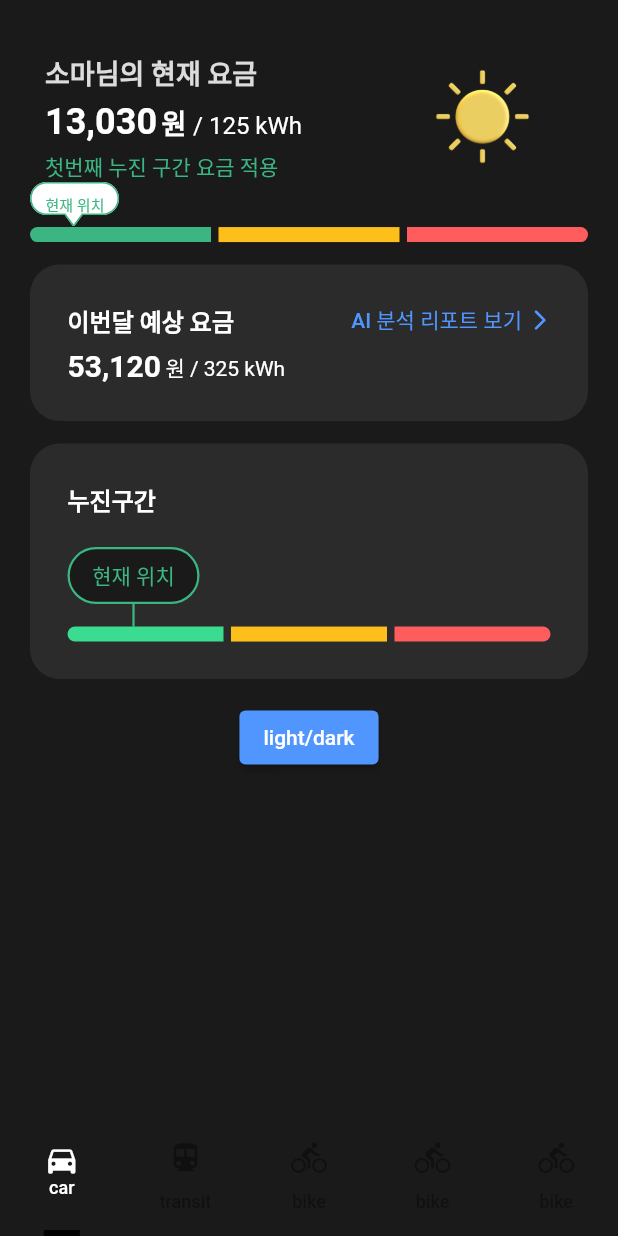
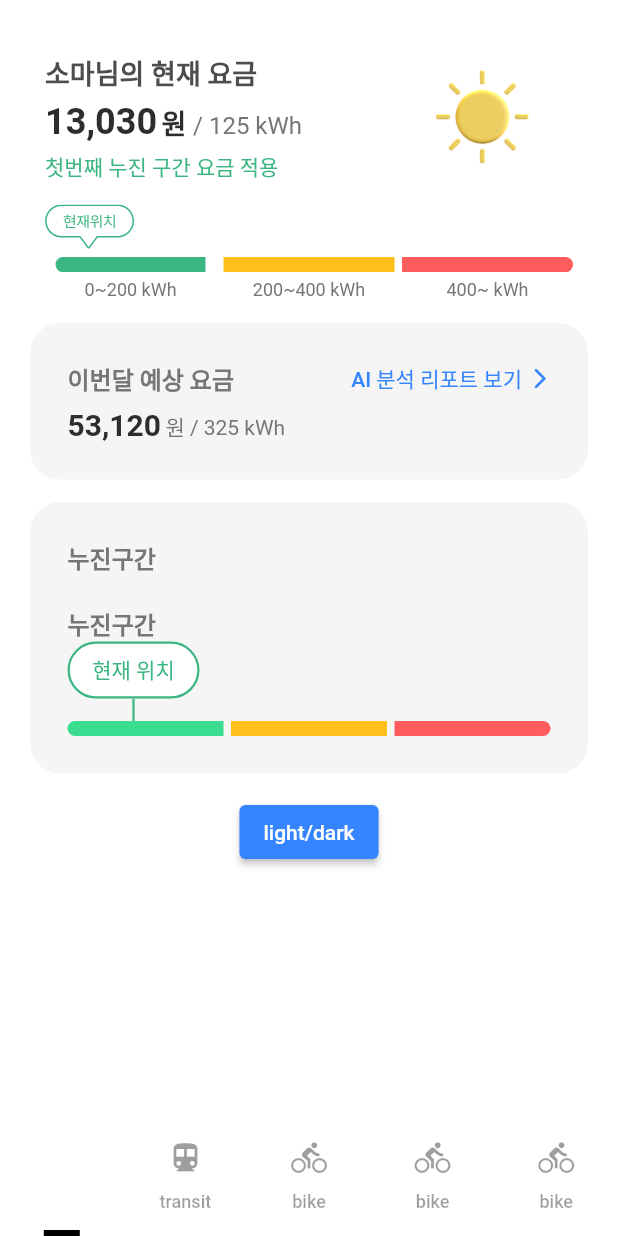
Before and after one commit to dodo849/SmartEletricAppFrontEnd, a Flutter app: the screen it shows after launch, after a tap on "light/dark", on a phone screen of 412 x 824 dp. Run offline on Flutter 3.47's test engine with Material 2 defaults, Android fonts, the light colour scheme and no system bars; our stand-ins replace flutter_svg, get, shared_preferences; Roboto replaces fonts that are missing (Pretendard).

Commit message:
[Feat] Theme State를 ViewModel로 분리

```diff
--- a/smart_electric_application/lib/main.dart
+++ b/smart_electric_application/lib/main.dart
@@ -1,12 +1,11 @@
 import 'package:flutter/material.dart';
 import 'package:get/get.dart';
 import 'package:smart_electric_application/src/view/page/MyHome.dart';
-import 'package:smart_electric_application/src/theme/Themes.dart';
+import 'package:smart_electric_application/src/view/theme/Themes.dart';
 
 void main() {
   runApp(const MyApp());
 }
-
 
 
 class MyApp extends StatelessWidget{
--- a/smart_electric_application/lib/src/view/component/ProgressiveIntervalBar.dart
+++ b/smart_electric_application/lib/src/view/component/ProgressiveIntervalBar.dart
@@ -8,33 +8,20 @@ class ProgressiveIntervalBar extends StatelessWidget {
   @override
   Widget build(BuildContext context) {
     return Container(
-      margin: EdgeInsets.only(left: 20, right: 20),
+      margin: EdgeInsets.only(left: 30, right: 30),
       child: Column(
         children: [
           Row(
             children: [
               // 피커
-              Stack(
-                alignment: Alignment.center,
-
-                children: [
               SvgPicture.asset(
-                    'assets/icons/picker.svg',
+                'assets/icons/picker-current-green-light.svg',
                 // color: context.theme.colorScheme.background,
-                  ),
-                  Positioned(
-                    child: Text(
-                      "현재 위치",
-                      style: TextStyle(
-                          fontWeight: FontWeight.w500,
-                          fontSize: 10,
-                          color: context.theme.colorScheme.tertiaryContainer),
-                    ),
               ),
             ],
           ),
-            ],
-          ),
+
+          SizedBox(height: 5),
 
           // 누진구간 bar
           Row(
@@ -42,27 +29,49 @@ class ProgressiveIntervalBar extends StatelessWidget {
             crossAxisAlignment: CrossAxisAlignment.start,
             children: [
               Expanded(
-                child: Container(
+                child: Column(
+                  children: [
+                    Container(
                         height: 10,
-                    // width: 100,
+                        width: 100,
                         decoration: BoxDecoration(
                             color: context.theme.colorScheme.tertiaryContainer,
                             borderRadius: BorderRadius.only(
                                 topLeft: Radius.circular(10),
                                 bottomLeft: Radius.circular(10)))),
+                    SizedBox(height: 5),
+                    Text("0~200 kWh",
+                        style: TextStyle(
+                          color: context.theme.colorScheme.onSurface,
+                          fontSize: 12,
+                        )),
+                  ],
+                ),
               ),
               SizedBox(width: 5),
               Expanded(
-                child: Container(
+                child: Column(
+                  children: [
+                    Container(
                         height: 10,
                         // width: 100,
                         decoration: BoxDecoration(
                           color: Color(0xFFFFBF1A),
                         )),
+                    SizedBox(height: 5),
+                    Text("200~400 kWh",
+                        style: TextStyle(
+                          color: context.theme.colorScheme.onSurface,
+                          fontSize: 12,
+                        )),
+                  ],
+                ),
               ),
               SizedBox(width: 5),
               Expanded(
-                child: Container(
+                child: Column(
+                  children: [
+                    Container(
                         height: 10,
                         // width: 100,
                         decoration: BoxDecoration(
@@ -70,6 +79,14 @@ class ProgressiveIntervalBar extends StatelessWidget {
                             borderRadius: BorderRadius.only(
                                 topRight: Radius.circular(10),
                                 bottomRight: Radius.circular(10)))),
+                    SizedBox(height: 5),
+                    Text("400~ kWh",
+                        style: TextStyle(
+                          color: context.theme.colorScheme.onSurface,
+                          fontSize: 12,
+                        )),
+                  ],
+                ),
               ),
             ],
           ),
@@ -77,4 +94,14 @@ class ProgressiveIntervalBar extends StatelessWidget {
       ),
     );
   }
+
+  // Widget getCurrentPickerWidget(ko) {
+  //                 if (isLightTheme) {
+  //                   Get.changeThemeMode(ThemeMode.dark);
+  //                   isLightTheme = false;
+  //                 } else {
+  //                   Get.changeThemeMode(ThemeMode.light);
+  //                   isLightTheme = true;
+  //                 }
+  // }
 }
--- a/smart_electric_application/lib/src/view/component/ProgressiveSectionCard.dart
+++ b/smart_electric_application/lib/src/view/component/ProgressiveIntervalCard.dart
@@ -1,8 +1,8 @@
 import 'package:flutter/material.dart';
 import 'package:get/get.dart';
 
-class ProgressiveSectionCard extends StatelessWidget {
-  const ProgressiveSectionCard({Key? key}) : super(key: key);
+class ProgressiveIntervalCard extends StatelessWidget {
+  const ProgressiveIntervalCard({Key? key}) : super(key: key);
 
   @override
   Widget build(BuildContext context) {
@@ -32,13 +32,24 @@ class ProgressiveSectionCard extends StatelessWidget {
 
             SizedBox(height: 20),
 
+            Text(
+              "누진구간",
+              style: TextStyle(
+                fontSize: 16,
+                fontWeight: FontWeight.w600,
+                color: context.theme.colorScheme.onSurface,
+              ),
+            ),
+
             // 현재 누진구간 picker
             Column(
               children: [
                 Container(
                   decoration: BoxDecoration(
                     borderRadius: BorderRadius.circular(20),
-                    border: Border.all(color: context.theme.colorScheme.tertiaryContainer, width: 1.5),
+                    border: Border.all(
+                        color: context.theme.colorScheme.tertiaryContainer,
+                        width: 1.5),
                     color: context.theme.colorScheme.background,
                   ),
                   padding:
@@ -46,8 +57,8 @@ class ProgressiveSectionCard extends StatelessWidget {
                   child: Text(
                     "현재 위치",
                     style: TextStyle(
-                      fontWeight: FontWeight.w500,
-                      color: context.theme.colorScheme.tertiaryContainer),
+                        fontWeight: FontWeight.w500,
+                        color: context.theme.colorScheme.tertiaryContainer),
                   ),
                 ),
                 Container(
--- a/smart_electric_application/lib/src/view/page/MyHome.dart
+++ b/smart_electric_application/lib/src/view/page/MyHome.dart
@@ -1,35 +1,38 @@
 import 'package:flutter/material.dart';
 import 'package:get/get.dart';
 import 'package:smart_electric_application/src/view/component/NowChargeBanner.dart';
-import 'package:smart_electric_application/src/view/component/ProgressiveSectionCard.dart';
+import 'package:smart_electric_application/src/view/component/ProgressiveIntervalCard.dart';
 import 'package:smart_electric_application/src/view/component/EstimatedChargeCard.dart';
 import 'package:smart_electric_application/src/view/component/ProgressiveIntervalBar.dart';
 import 'package:shared_preferences/shared_preferences.dart';
+import 'package:smart_electric_application/src/viewmodel/ThemeViewModel.dart';
 
 class MyHome extends StatelessWidget {
   // const MyHome({Key? key}) : super(key: key);
 
-  RxBool _isLightTheme = false.obs;
+  RxBool isLightTheme = false.obs;
 
-  bool isLightTheme = true;
+  // bool isLightTheme = true;
 
   Future<SharedPreferences> _prefs = SharedPreferences.getInstance();
 
-  _saveThemeStatus() async {
-    SharedPreferences pref = await _prefs;
-    pref.setBool('theme', _isLightTheme.value);
-  }
+  // _saveThemeStatus() async {
+  //   SharedPreferences pref = await _prefs;
+  //   pref.setBool('theme', _isLightTheme.value);
+  // }
 
-  _getThemeStatus() async {
-    var _isLight = _prefs.then((SharedPreferences prefs) {
-      return prefs.getBool('theme') != null ? prefs.getBool('theme') : true;
-    }).obs;
-    _isLightTheme.value = (await _isLight.value)!;
-    Get.changeThemeMode(_isLightTheme.value ? ThemeMode.light : ThemeMode.dark);
-  }
+  // _getThemeStatus() async {
+  //   var _isLight = _prefs.then((SharedPreferences prefs) {
+  //     return prefs.getBool('theme') != null ? prefs.getBool('theme') : true;
+  //   }).obs;
+  //   _isLightTheme.value = (await _isLight.value)!;
+  //   Get.changeThemeMode(_isLightTheme.value ? ThemeMode.light : ThemeMode.dark);
+  // }
 
   @override
   Widget build(BuildContext context) {
+    Get.put(ThemeViewModel());
+
     return DefaultTabController(
       length: 5,
       child: Scaffold(
@@ -46,28 +49,34 @@ class MyHome extends StatelessWidget {
                 Spacer(),
               ],
             ),
+
+            SizedBox(height: 15),
             ProgressiveIntervalBar(),
+
             SizedBox(height: 15),
             EstimatedChargeCard(),
+
             SizedBox(height: 15),
-            ProgressiveSectionCard(),
+            ProgressiveIntervalCard(),
+
             SizedBox(height: 15),
-            ElevatedButton(
+
+            // state
+            GetBuilder<ThemeViewModel>(
+                global: true,
+                builder: (contoller) {
+                  return ElevatedButton(
                       style: ButtonStyle(
                         backgroundColor: MaterialStateProperty.all(
                             context.theme.colorScheme.secondary),
                       ),
                       onPressed: () {
-                  if (isLightTheme) {
-                    Get.changeThemeMode(ThemeMode.dark);
-                    isLightTheme = false;
-                  } else {
-                    Get.changeThemeMode(ThemeMode.light);
-                    isLightTheme = true;
-                  }
+                        contoller.changeTheme();
                       },
-                child:
-                    Text("light/dark", style: TextStyle(color: Colors.white))),
+                      child: Text("light/dark",
+                          style: TextStyle(color: Colors.white)));
+                }),
+
             // Obx(
             //   () => Text(
             //     'Change to ${_isLightTheme.value ? 'Dark' : 'Light'} theme',
--- a/smart_electric_application/lib/src/view/page/SecondPage.dart
+++ b/smart_electric_application/lib/src/view/page/SecondPage.dart
@@ -1,7 +1,7 @@
 import 'package:flutter/material.dart';
 import 'package:get/get.dart';
-import 'package:smart_electric_application/src/controller/Count.dart';
-import 'package:smart_electric_application/src/controller/CountControllerWithReactive.dart';
+import 'package:smart_electric_application/src/viewmodel/Count.dart';
+import 'package:smart_electric_application/src/viewmodel/CountControllerWithReactive.dart';
 
 class SecondPage extends StatelessWidget {
   const SecondPage({Key? key}) : super(key: key);
--- a/smart_electric_application/lib/src/theme/Colors.dart
+++ b/smart_electric_application/lib/src/view/theme/Colors.dart
@@ -11,7 +11,7 @@ class LightColors {
   static const Color gray1 = Color(0xFFFFFFFF);
   static const Color gray2 = Color(0xFFF5F5F5);
   static const Color gray3 = Color(0xFFEEEEEF);
-  static const Color gray4 = Color(0xFFDFE1E4);
+  static const Color gray4 = Color(0xFFD9D9D9);
   static const Color gray5 = Color(0xFF767676);
   static const Color gray6 = Color(0xFF4D4D4D);
   static const Color important = Color(0xFF2D2D2D);
--- a/smart_electric_application/lib/src/theme/Themes.dart
+++ b/smart_electric_application/lib/src/view/theme/Themes.dart
@@ -1,5 +1,5 @@
 import 'package:flutter/material.dart';
-import 'package:smart_electric_application/src/theme/Colors.dart';
+import 'package:smart_electric_application/src/view/theme/Colors.dart';
 
 ThemeData lightTheme = ThemeData(
   appBarTheme: const AppBarTheme(
@@ -47,7 +47,7 @@ ThemeData darkTheme = ThemeData(
     surface: DarkColors.gray2, // card background
     outline: DarkColors.gray3, // card line or divider
     surfaceVariant: DarkColors.gray4, // disabled
-    onSurface: DarkColors.important, //text3
+    onSurface: DarkColors.gray5, //text3
     onSurfaceVariant: DarkColors.gray6, // text2
     onBackground: DarkColors.important, //text1
     error: CommonColors.red, // danger
--- /dev/null
+++ b/smart_electric_application/lib/src/viewmodel/ThemeViewModel.dart
@@ -0,0 +1,16 @@
+import 'package:flutter/material.dart';
+import 'package:get/get.dart';
+
+class ThemeViewModel extends GetxController{
+  RxBool isLightTheme = false.obs;
+
+  void changeTheme() {
+    if (isLightTheme == true.obs) {
+      Get.changeThemeMode(ThemeMode.dark);
+      isLightTheme = false.obs;
+    } else {
+      Get.changeThemeMode(ThemeMode.light);
+      isLightTheme = true.obs;
+    }
+  }
+}
```
Also changed, not shown: smart_electric_application/assets/icons/picker-current-green-light.svg (added), smart_electric_application/lib/src/viewmodel/Count.dart (renamed from smart_electric_application/lib/src/controller/Count.dart), smart_electric_application/lib/src/viewmodel/CountControllerWithReactive.dart (renamed from smart_electric_application/lib/src/controller/CountControllerWithReactive.dart). Lines whose indentation alone changed are shown as unchanged.
